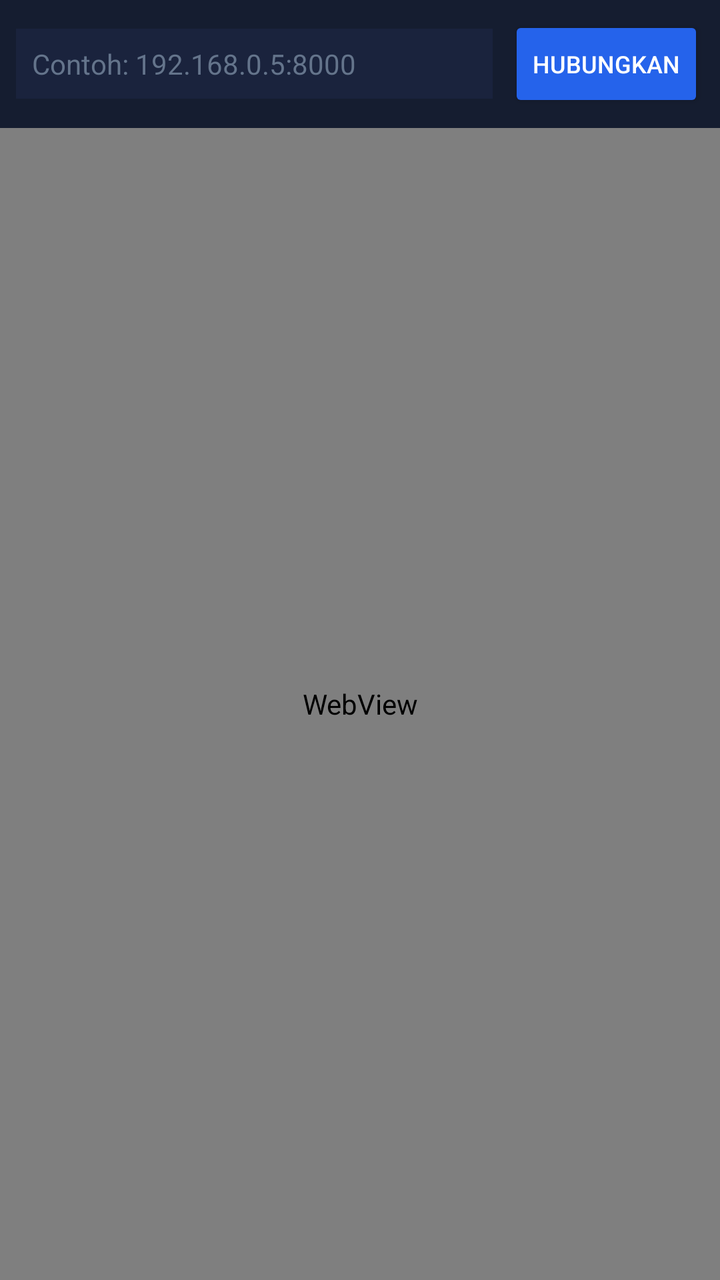
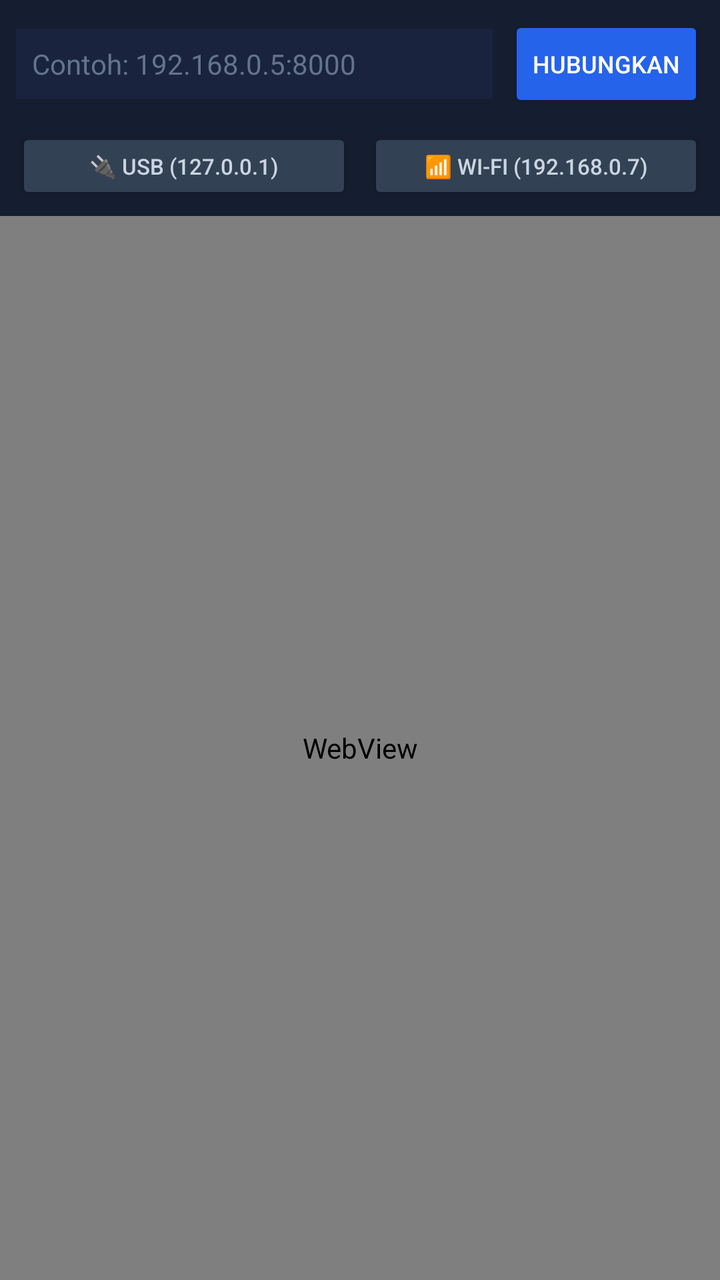

Compare the two renders of this Android layout. The source of the first and the diff that turns it into the second are given below.
<!-- AndroidManifest.xml: application theme Theme.AppCompat.NoActionBar -->
<!-- res/layout/activity_main.xml -->
<?xml version="1.0" encoding="utf-8"?>
<LinearLayout xmlns:android="http://schemas.android.com/apk/res/android"
    android:layout_width="match_parent"
    android:layout_height="match_parent"
    android:orientation="vertical"
    android:background="#0b0f19">

    
    <LinearLayout
        android:id="@+id/ip_bar"
        android:layout_width="match_parent"
        android:layout_height="wrap_content"
        android:orientation="horizontal"
        android:padding="8dp"
        android:background="#151d30"
        android:gravity="center_vertical">

        <EditText
            android:id="@+id/input_server_ip"
            android:layout_width="0dp"
            android:layout_height="wrap_content"
            android:layout_weight="1"
            android:hint="Contoh: 192.168.0.5:8000"
            android:textColorHint="#64748b"
            android:textColor="#f8fafc"
            android:textSize="14sp"
            android:inputType="textUri"
            android:padding="8dp"
            android:background="#1a233d" />

        <Button
            android:id="@+id/btn_connect"
            android:layout_width="wrap_content"
            android:layout_height="wrap_content"
            android:layout_marginStart="8dp"
            android:text="Hubungkan"
            android:textSize="12sp"
            android:backgroundTint="#2563eb"
            android:textColor="#ffffff" />
    </LinearLayout>

    
    <WebView
        android:id="@+id/webview"
        android:layout_width="match_parent"
        android:layout_height="0dp"
        android:layout_weight="1" />

</LinearLayout>
<!-- resources referenced by this layout -->
<resources>

</resources>

<!-- the commit's change to res/layout/activity_main.xml (unified diff, before → after) -->
@@ -40,6 +40,39 @@
     </LinearLayout>
 
     
+    <LinearLayout
+        android:layout_width="match_parent"
+        android:layout_height="wrap_content"
+        android:orientation="horizontal"
+        android:paddingStart="8dp"
+        android:paddingEnd="8dp"
+        android:paddingBottom="6dp"
+        android:background="#151d30">
+
+        <Button
+            android:id="@+id/btn_mode_usb"
+            android:layout_width="0dp"
+            android:layout_height="38dp"
+            android:layout_weight="1"
+            android:text="🔌 USB (127.0.0.1)"
+            android:textSize="11sp"
+            android:backgroundTint="#334155"
+            android:textColor="#cbd5e1"
+            android:layout_marginEnd="4dp" />
+
+        <Button
+            android:id="@+id/btn_mode_wifi"
+            android:layout_width="0dp"
+            android:layout_height="38dp"
+            android:layout_weight="1"
+            android:text="📶 Wi-Fi (192.168.0.7)"
+            android:textSize="11sp"
+            android:backgroundTint="#334155"
+            android:textColor="#cbd5e1"
+            android:layout_marginStart="4dp" />
+    </LinearLayout>
+
+    
     <WebView
         android:id="@+id/webview"
         android:layout_width="match_parent"
